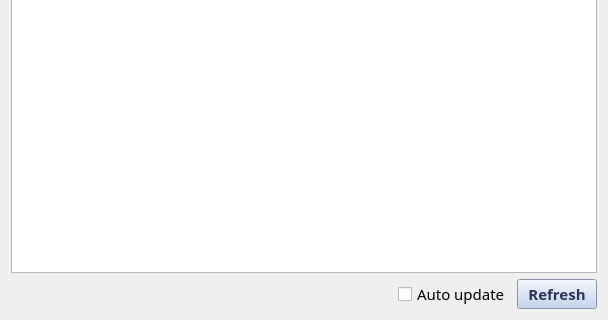
The window that eodh_qgis/ui/jobs.ui (EO-DataHub/eodh-qgis) describes before a commit, drawn with Qt 5; both pictures show x 0 to 608 and y 214 to 534 of the 608 by 534 pixel window.
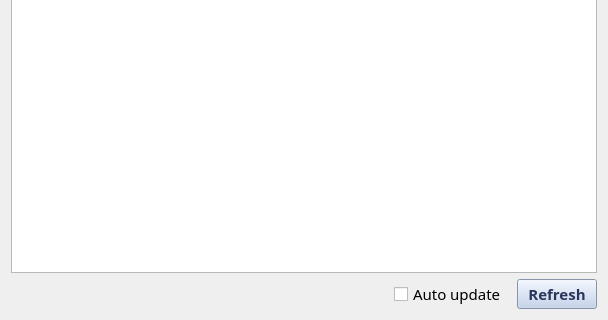
The same window after the commit.

Commit message: Style main sidebar buttons

What changed in the file:
```diff
--- a/eodh_qgis/ui/jobs.ui
+++ b/eodh_qgis/ui/jobs.ui
@@ -34,6 +34,9 @@
    </item>
    <item>
     <layout class="QHBoxLayout" name="horizontalLayout_2">
+     <property name="spacing">
+      <number>10</number>
+     </property>
      <item>
       <spacer name="horizontalSpacer_2">
        <property name="orientation">
```
The commit also changes 5 other files.
